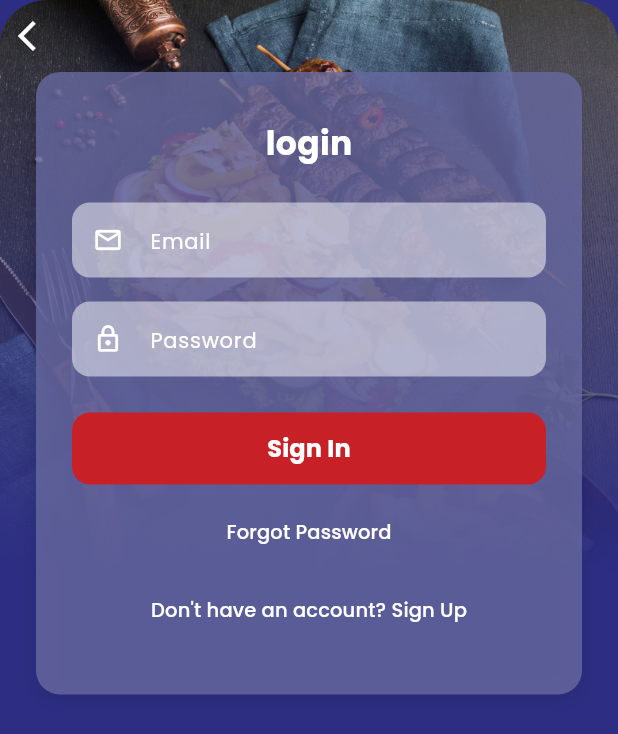
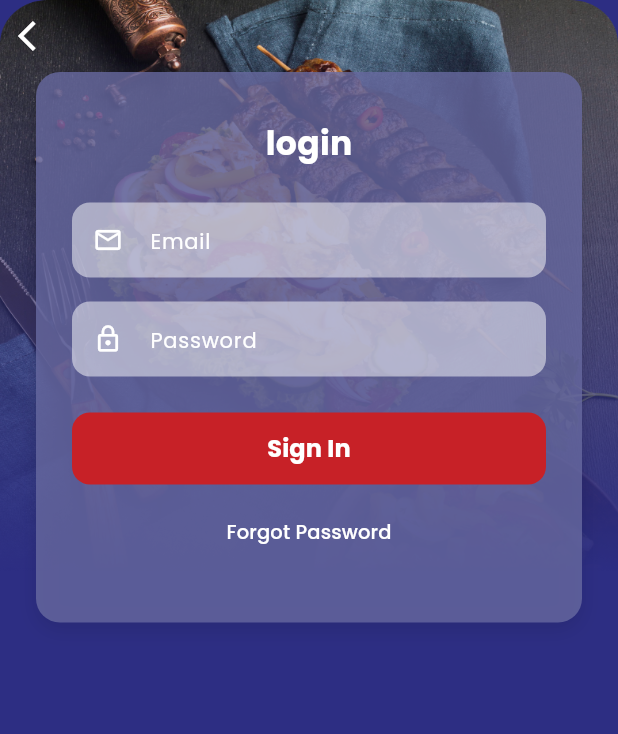
Before and after one commit to Nour-ah/Basky_vendor, a Flutter app: the screen it shows after launch, after a tap on "Sign In", on a phone screen of 412 x 824 dp. Shown: the top 734 px of the screen. Run offline on Flutter 3.47's test engine with Material 3 defaults, Android fonts, the phone set to English and light mode, and no system bars; our stand-ins replace cached_network_image, chewie, connectivity_plus, country_code_picker, dartz, dio and 13 more; missing offline and left inert: flutter_pdfview; network calls fail.

Commit message:
solve error upload in apple [remove create account /  ]

```diff
--- a/lib/features/auth/data/datasources/auth_local_datasource.dart
+++ b/lib/features/auth/data/datasources/auth_local_datasource.dart
@@ -27,9 +27,9 @@ class AuthLocalDataSourceImpl implements AuthLocalDataSource {
 
   @override
   Future<void> removeToken() async {
-    debugPrint('🗑️ AuthLocalDataSource: Removing token...');
-    await LocalStorage.clearAuthToken();
-    debugPrint('✅ AuthLocalDataSource: Token removed');
+    debugPrint('🗑️ AuthLocalDataSource: Clearing auth data (token + user cache)...');
+    await LocalStorage.clearAuthData();
+    debugPrint('✅ AuthLocalDataSource: Auth data cleared');
   }
 
   @override
--- a/lib/features/auth/presentation/pages/auth_options_page.dart
+++ b/lib/features/auth/presentation/pages/auth_options_page.dart
@@ -42,7 +42,8 @@ class AuthOptionsPage extends StatelessWidget {
                             ),
                             const SizedBox(height: 16),
                             const Text(
-                              'Sign in or create an account to manage\nyour restaurant and orders.',
+                            //  'Sign in or create an account to manage\nyour restaurant and orders.',
+                              'Sign in account to manage\nyour restaurant and orders.',
                               textAlign: TextAlign.center,
                               style: TextStyle(
                                 color: Colors.white,
@@ -64,18 +65,18 @@ class AuthOptionsPage extends StatelessWidget {
                               },
                             ),
                             const SizedBox(height: 16),
-                            AuthButton(
-                              text: 'Sign Up',
-                              backgroundColor: AppColors.promoRed,
-                              onPressed: () {
-                                Navigator.push(
-                                  context,
-                                  MaterialPageRoute(
-                                    builder: (context) => const RegisterPage(),
-                                  ),
-                                );
-                              },
-                            ),
+                            // AuthButton(
+                            //   text: 'Sign Up',
+                            //   backgroundColor: AppColors.promoRed,
+                            //   onPressed: () {
+                            //     Navigator.push(
+                            //       context,
+                            //       MaterialPageRoute(
+                            //         builder: (context) => const RegisterPage(),
+                            //       ),
+                            //     );
+                            //   },
+                            // ),
                           ],
                         ),
                         SizedBox(height: MediaQuery.sizeOf(context).height * 0.1),
--- a/lib/features/auth/presentation/pages/login_page.dart
+++ b/lib/features/auth/presentation/pages/login_page.dart
@@ -169,14 +169,14 @@ class _LoginPageState extends State<LoginPage> {
                                     ),
                                   ),
                                   const SizedBox(height: 4),
-                                  TextButton(
-                                    onPressed: () => _goToRegister(context),
-                                    child: Text(
-                                      LocaleKeys.dontHaveAccount.tr(),
-                                      style: const TextStyle(
-                                          color: Colors.white, fontSize: 13),
-                                    ),
-                                  ),
+                                  // TextButton(
+                                  //   onPressed: () => _goToRegister(context),
+                                  //   child: Text(
+                                  //     LocaleKeys.dontHaveAccount.tr(),
+                                  //     style: const TextStyle(
+                                  //         color: Colors.white, fontSize: 13),
+                                  //   ),
+                                  // ),
                                 ],
                               ),
                             ),
```
Also changed, not shown: lib/features/home/presentation/widgets/home_drawer.dart (+31 -20 lines), pubspec.lock.
